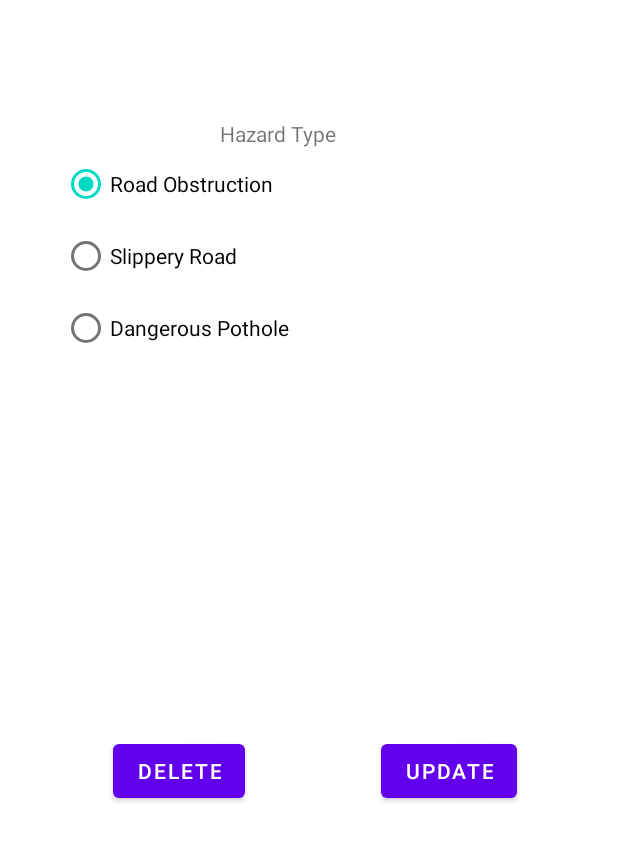
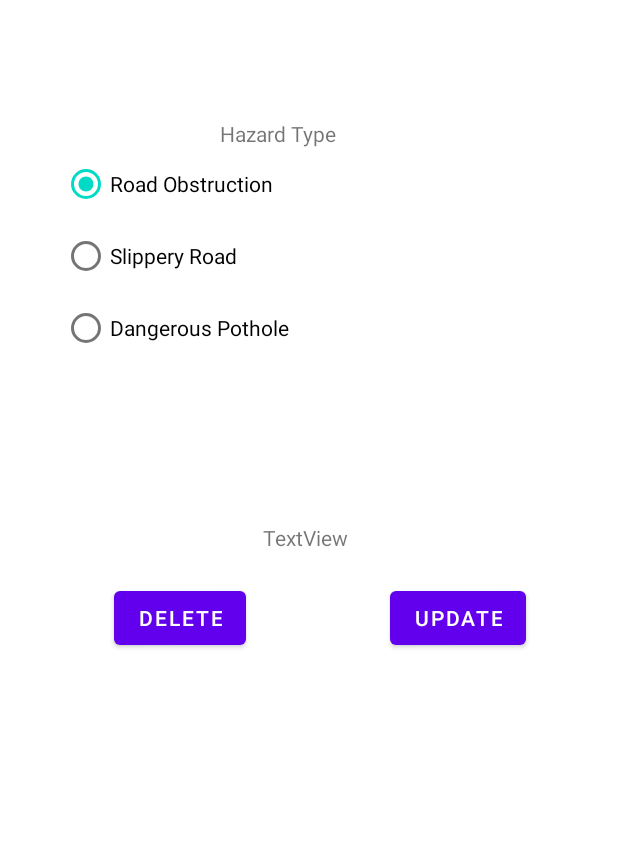
Before and after one commit to mrahmatm/ICT602_PROJECT, an Android app: the EditMarker screen opened directly, with no data from a screen before it, on a phone screen of 412 x 824 dp. Shown: the top 841 px of the screen. Run offline under Robolectric (Android 15) with nearby library versions, the phone set to English and light mode, and no system bars; our stand-ins replace Volley; 4 statements that could not run were skipped.

Commit message:
forgot what i did lol

```diff
--- a/app/src/main/java/com/example/ict602_grpproject/EditMarker.java
+++ b/app/src/main/java/com/example/ict602_grpproject/EditMarker.java
@@ -7,6 +7,7 @@ import android.widget.Button;
 import android.widget.EditText;
 import android.widget.RadioButton;
 import android.widget.RadioGroup;
+import android.widget.TextView;
 import android.widget.Toast;
 
 import androidx.appcompat.app.AppCompatActivity;
@@ -35,6 +36,8 @@ public class EditMarker extends AppCompatActivity {
 
     RadioGroup radGrp;
     RadioButton radBtn1, radBtn2, radBtn3;
+
+    TextView preview;
 
     String checkedHazard;
 
@@ -83,6 +86,19 @@ public class EditMarker extends AppCompatActivity {
         boolean isEditable = extras.getBoolean("isEditable");
         String targetReport = extras.getString("reportID");
         String defaultHazard = extras.getString("hazardID");
+
+        //preview.findViewById(R.id.txtPreviewID);
+        /*
+
+        i.putExtra("userID", currentUserGlobal);
+                    i.putExtra("reportID",reportID);
+                    i.putExtra("hazardID", hazardID);
+                    i.putExtra("isEditable", isEditable[0]);
+
+         */
+
+        //preview.setText("Hazard ID: " + defaultHazard.toString());
+
         Toast.makeText(getApplicationContext(), "sent default hazard: " + defaultHazard, Toast.LENGTH_LONG).show();
 
         switch (defaultHazard){
--- a/app/src/main/res/layout/activity_edit_marker.xml
+++ b/app/src/main/res/layout/activity_edit_marker.xml
@@ -15,7 +15,6 @@
         android:layout_marginEnd="145dp"
         android:text="Hazard Type"
         app:flow_horizontalAlign="center"
-        app:layout_constraintBottom_toTopOf="@+id/grpRadio"
         app:layout_constraintEnd_toEndOf="@+id/grpRadio"
         app:layout_constraintStart_toStartOf="parent"
         app:layout_constraintTop_toTopOf="parent" />
@@ -25,12 +24,13 @@
         android:layout_width="0dp"
         android:layout_height="0dp"
         android:layout_marginStart="41dp"
+        android:layout_marginTop="19dp"
         android:layout_marginEnd="41dp"
-        android:layout_marginBottom="83dp"
-        app:layout_constraintBottom_toTopOf="@+id/btnUpdate"
+        android:layout_marginBottom="24dp"
+        app:layout_constraintBottom_toTopOf="@+id/txtPreviewID"
         app:layout_constraintEnd_toEndOf="parent"
         app:layout_constraintStart_toStartOf="parent"
-        app:layout_constraintTop_toBottomOf="@+id/textView">
+        app:layout_constraintTop_toTopOf="@+id/textView">
 
         <RadioButton
             android:id="@+id/radID1"
@@ -57,25 +57,32 @@
         android:id="@+id/btnUpdate"
         android:layout_width="wrap_content"
         android:layout_height="wrap_content"
-        android:layout_marginBottom="286dp"
+        android:layout_marginStart="28dp"
         android:text="UPDATE"
         app:flow_horizontalAlign="center"
         app:layout_constraintBottom_toBottomOf="parent"
-        app:layout_constraintEnd_toEndOf="parent"
-        app:layout_constraintStart_toEndOf="@+id/btnDelete"
-        app:layout_constraintTop_toBottomOf="@+id/grpRadio" />
+        app:layout_constraintStart_toEndOf="@+id/txtPreviewID"
+        app:layout_constraintTop_toTopOf="parent" />
 
     <Button
         android:id="@+id/btnDelete"
         android:layout_width="wrap_content"
         android:layout_height="wrap_content"
-        android:layout_marginStart="8dp"
-        android:layout_marginEnd="24dp"
+        android:layout_marginStart="76dp"
         android:text="DELETE"
         app:flow_horizontalAlign="center"
-        app:layout_constraintBaseline_toBaselineOf="@+id/btnUpdate"
-        app:layout_constraintEnd_toStartOf="@+id/btnUpdate"
-        app:layout_constraintStart_toStartOf="parent" />
+        app:layout_constraintStart_toStartOf="parent"
+        app:layout_constraintTop_toTopOf="@+id/btnUpdate" />
+
+    <TextView
+        android:id="@+id/txtPreviewID"
+        android:layout_width="wrap_content"
+        android:layout_height="wrap_content"
+        android:layout_marginStart="11dp"
+        android:layout_marginBottom="20dp"
+        android:text="TextView"
+        app:layout_constraintBottom_toTopOf="@+id/btnDelete"
+        app:layout_constraintStart_toEndOf="@+id/btnDelete" />
 
 
 </androidx.constraintlayout.widget.ConstraintLayout>
```
Also changed, not shown: app/src/main/java/com/example/ict602_grpproject/MapsActivity.java (+30 -12 lines).
